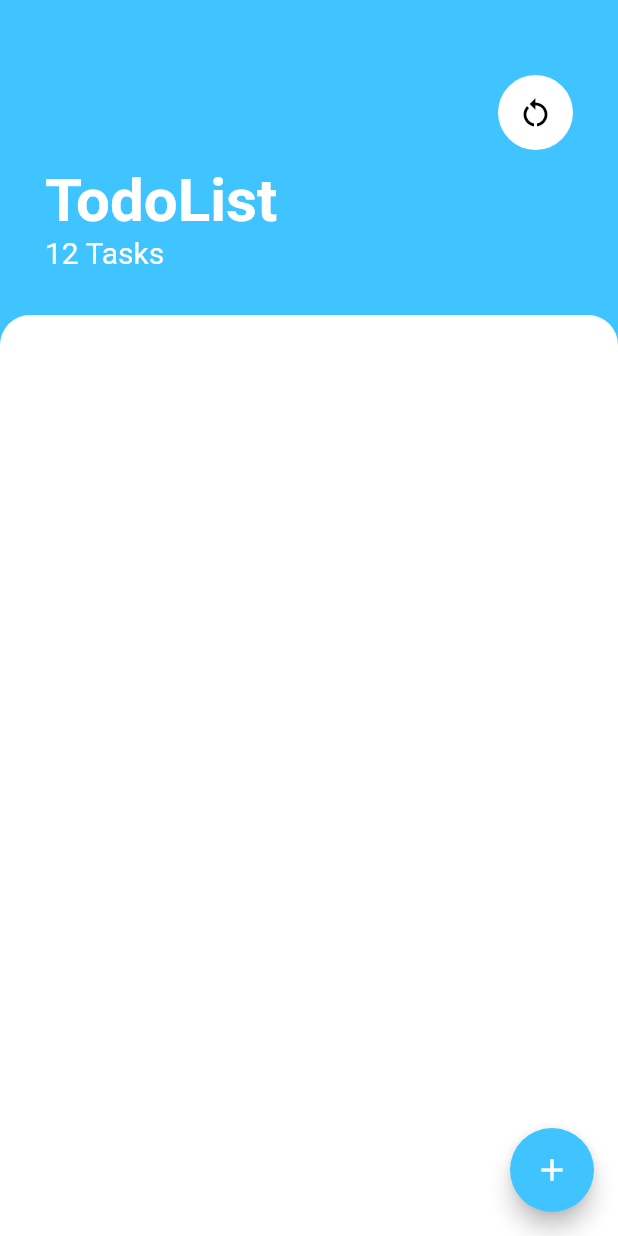
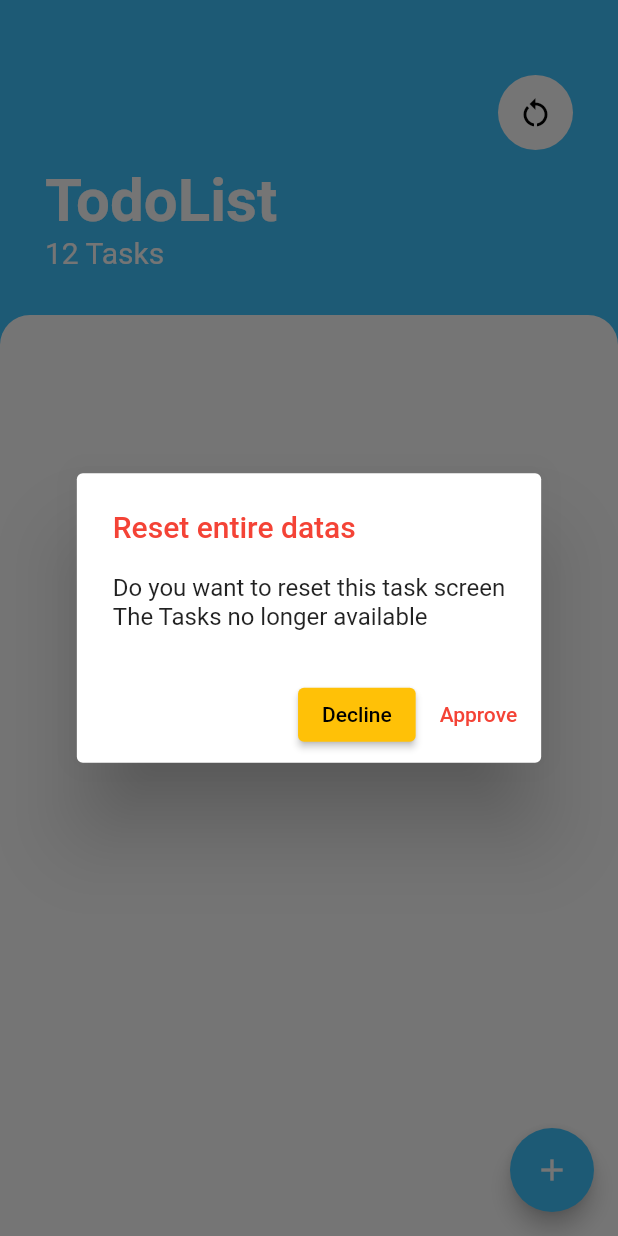
Before and after one commit to IrshadSTX/to_do_list, a Flutter app: the screen it shows after launch, after a tap on the "restart alt" icon, on a phone screen of 412 x 824 dp. Run offline on Flutter 3.47's test engine with Material 2 defaults, Android fonts, the phone set to English and light mode, and no system bars; our stand-ins replace hive_flutter; accounts and stored records are empty.

Commit message:
first step completed

```diff
--- a/lib/main.dart
+++ b/lib/main.dart
@@ -21,7 +21,9 @@ class MyApp extends StatelessWidget {
     return MaterialApp(
       debugShowCheckedModeBanner: false,
       home: const ToDoScreen(),
-      theme: ThemeData(primarySwatch: Colors.amber),
+      theme: ThemeData(
+        primarySwatch: Colors.amber,
+      ),
     );
   }
 }
--- a/lib/view/to_do_screen.dart
+++ b/lib/view/to_do_screen.dart
@@ -13,10 +13,7 @@ class ToDoScreen extends StatefulWidget {
   State<ToDoScreen> createState() => _ToDoScreenState();
 }
 
-enum DataFilter { ALL, COMPLETED, PROGRESS }
-
 class _ToDoScreenState extends State<ToDoScreen> {
-  DataFilter filter = DataFilter.ALL;
   @override
   void initState() {
     super.initState();
@@ -58,13 +55,56 @@ class _ToDoScreenState extends State<ToDoScreen> {
                           backgroundColor: Colors.white,
                           child: IconButton(
                               onPressed: () async {
-                                final todoDB =
-                                    await Hive.openBox<ToDoModel>('todo_db');
-                                await todoDB.clear();
-                                Navigator.of(context).pushReplacement(
-                                  MaterialPageRoute(
-                                    builder: (context) => const ToDoScreen(),
-                                  ),
+                                showDialog<void>(
+                                  context: context,
+                                  barrierDismissible:
+                                      false, // user must tap button!
+                                  builder: (BuildContext context) {
+                                    return AlertDialog(
+                                      title: const Text(
+                                        'Reset entire datas',
+                                        style: TextStyle(color: Colors.red),
+                                      ),
+                                      content: SingleChildScrollView(
+                                        child: ListBody(
+                                          children: const <Widget>[
+                                            Text(
+                                                'Do you want to reset this task screen'),
+                                            Text(
+                                                'The Tasks no longer available'),
+                                          ],
+                                        ),
+                                      ),
+                                      actions: [
+                                        ElevatedButton(
+                                          child: const Text('Decline'),
+                                          onPressed: () {
+                                            Navigator.of(context).pop();
+                                          },
+                                        ),
+                                        TextButton(
+                                          child: const Text(
+                                            'Approve',
+                                            style: TextStyle(color: Colors.red),
+                                          ),
+                                          onPressed: () async {
+                                            final todoDB =
+                                                await Hive.openBox<ToDoModel>(
+                                                    'todo_db');
+                                            await todoDB.clear();
+                                            Navigator.of(context)
+                                                .pushReplacement(
+                                              MaterialPageRoute(
+                                                builder: (context) =>
+                                                    const ToDoScreen(),
+                                              ),
+                                            );
+                                            Navigator.of(context).pop();
+                                          },
+                                        ),
+                                      ],
+                                    );
+                                  },
                                 );
                               },
                               icon: const Icon(
```
Also changed, not shown: lib/view/widgets/task_tiles.dart (+58 -27 lines).
